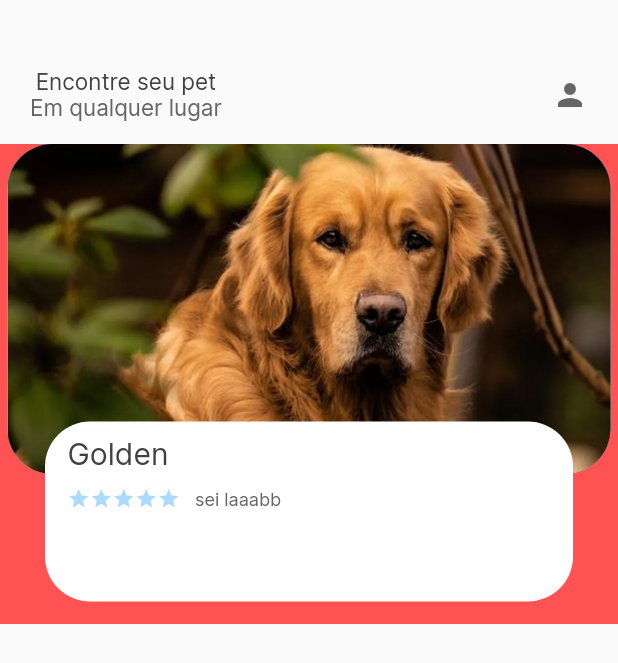
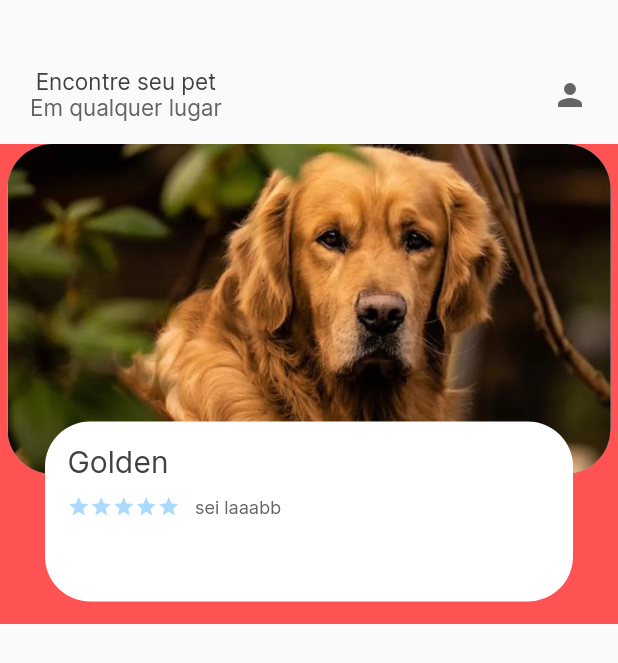
Before and after one commit to MeAdote/Tcc_MeAdote_App, a Flutter app: the HomePage screen opened by its route, on a phone screen of 412 x 824 dp. Shown: the top 663 px of the screen. Run offline on Flutter 3.47's test engine with Material 2 defaults, Android fonts, the phone set to English and light mode, and no system bars.

Commit message:
corpo da pagina

```diff
--- a/lib/app/pages/homePage/dog_page_body.dart
+++ b/lib/app/pages/homePage/dog_page_body.dart
@@ -48,7 +48,7 @@ class _DogPageBodyState extends State<DogPageBody> {
               color: Colors.white,
             ),
             child: Container(
-              padding: EdgeInsets.only(top: 10, left: 15, right: 15),
+              padding: EdgeInsets.only(top: 15, left: 15, right: 15),
               child: Column(
                 crossAxisAlignment: CrossAxisAlignment.start,
                 children: [
@@ -77,6 +77,12 @@ class _DogPageBodyState extends State<DogPageBody> {
                       ),
                       SmallText(text: "bb"),
                     ],
+                  ),
+                  SizedBox(
+                    height: 20,
+                  ),
+                  Row(
+                    children: [],
                   )
                 ],
               ),
```
Also changed, not shown: lib/app/pages/homePage/assets/widgets/iconAndText.dart (added, +10 -0 lines).
